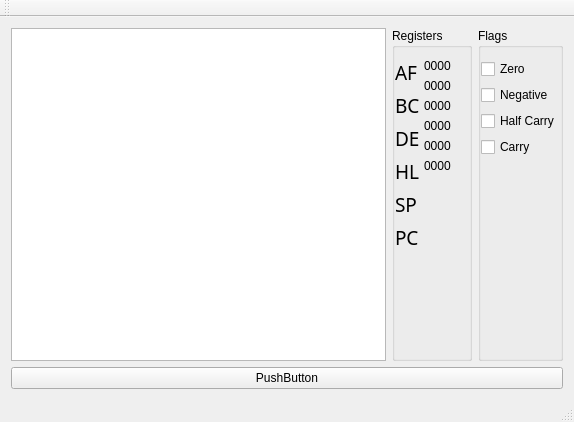
First picture: the form in Gambel/mainwindow.ui, repository Oskenso/gambel, before the edit.
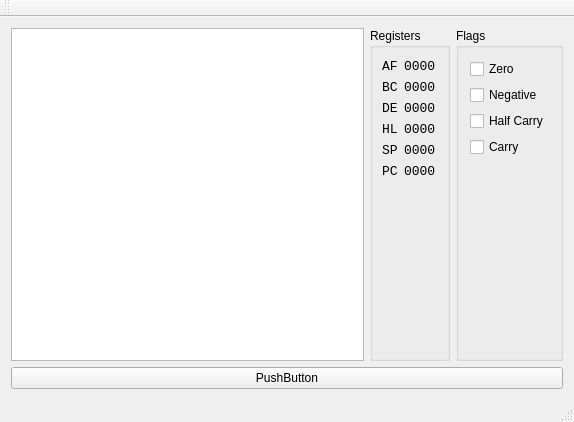
Second picture: the form after the edit.

Patch:
```diff
--- a/Gambel/mainwindow.ui
+++ b/Gambel/mainwindow.ui
@@ -39,16 +39,7 @@
              <string>Registers</string>
             </property>
             <layout class="QVBoxLayout" name="verticalLayout_7">
-             <property name="spacing">
-              <number>6</number>
-             </property>
              <property name="leftMargin">
-              <number>0</number>
-             </property>
-             <property name="rightMargin">
-              <number>18</number>
-             </property>
-             <property name="bottomMargin">
               <number>9</number>
              </property>
              <item>
@@ -65,8 +56,8 @@
                   <widget class="QLabel" name="labelRegAF">
                    <property name="font">
                     <font>
-                     <family>Ubuntu Mono</family>
-                     <pointsize>14</pointsize>
+                     <family>Monospace</family>
+                     <pointsize>10</pointsize>
                     </font>
                    </property>
                    <property name="text">
@@ -78,8 +69,8 @@
                   <widget class="QLabel" name="labelRegBC">
                    <property name="font">
                     <font>
-                     <family>Ubuntu Mono</family>
-                     <pointsize>14</pointsize>
+                     <family>Monospace</family>
+                     <pointsize>10</pointsize>
                     </font>
                    </property>
                    <property name="text">
@@ -91,8 +82,8 @@
                   <widget class="QLabel" name="labelRegDE">
                    <property name="font">
                     <font>
-                     <family>Ubuntu Mono</family>
-                     <pointsize>14</pointsize>
+                     <family>Monospace</family>
+                     <pointsize>10</pointsize>
                     </font>
                    </property>
                    <property name="text">
@@ -104,8 +95,8 @@
                   <widget class="QLabel" name="labelRegHL">
                    <property name="font">
                     <font>
-                     <family>Ubuntu Mono</family>
-                     <pointsize>14</pointsize>
+                     <family>Monospace</family>
+                     <pointsize>10</pointsize>
                     </font>
                    </property>
                    <property name="text">
@@ -117,8 +108,8 @@
                   <widget class="QLabel" name="labelRegSP">
                    <property name="font">
                     <font>
-                     <family>Ubuntu Mono</family>
-                     <pointsize>14</pointsize>
+                     <family>Monospace</family>
+                     <pointsize>10</pointsize>
                     </font>
                    </property>
                    <property name="text">
@@ -130,8 +121,8 @@
                   <widget class="QLabel" name="labelRegPC">
                    <property name="font">
                     <font>
-                     <family>Ubuntu Mono</family>
-                     <pointsize>14</pointsize>
+                     <family>Monospace</family>
+                     <pointsize>10</pointsize>
                     </font>
                    </property>
                    <property name="text">
@@ -159,7 +150,10 @@
                  <item>
                   <widget class="QLabel" name="labelRegValAF">
                    <property name="font">
-                    <font/>
+                    <font>
+                     <family>Monospace</family>
+                     <pointsize>10</pointsize>
+                    </font>
                    </property>
                    <property name="styleSheet">
                     <string notr="true">text-transform: uppercase;</string>
@@ -172,7 +166,10 @@
                  <item>
                   <widget class="QLabel" name="labelRegValBC">
                    <property name="font">
-                    <font/>
+                    <font>
+                     <family>Monospace</family>
+                     <pointsize>10</pointsize>
+                    </font>
                    </property>
                    <property name="styleSheet">
                     <string notr="true">text-transform: uppercase;</string>
@@ -185,7 +182,10 @@
                  <item>
                   <widget class="QLabel" name="labelRegValDE">
                    <property name="font">
-                    <font/>
+                    <font>
+                     <family>Monospace</family>
+                     <pointsize>10</pointsize>
+                    </font>
                    </property>
                    <property name="styleSheet">
                     <string notr="true">text-transform: uppercase;</string>
@@ -198,7 +198,10 @@
                  <item>
                   <widget class="QLabel" name="labelRegValHL">
                    <property name="font">
-                    <font/>
+                    <font>
+                     <family>Monospace</family>
+                     <pointsize>10</pointsize>
+                    </font>
                    </property>
                    <property name="styleSheet">
                     <string notr="true">text-transform: uppercase;</string>
@@ -211,7 +214,10 @@
                  <item>
                   <widget class="QLabel" name="labelRegValSP">
                    <property name="font">
-                    <font/>
+                    <font>
+                     <family>Monospace</family>
+                     <pointsize>10</pointsize>
+                    </font>
                    </property>
                    <property name="styleSheet">
                     <string notr="true">text-transform:uppercase;</string>
@@ -224,7 +230,10 @@
                  <item>
                   <widget class="QLabel" name="labelRegValPC">
                    <property name="font">
-                    <font/>
+                    <font>
+                     <family>Monospace</family>
+                     <pointsize>10</pointsize>
+                    </font>
                    </property>
                    <property name="styleSheet">
                     <string notr="true">text-transform:uppercase;</string>
@@ -273,12 +282,6 @@
              <string>Flags</string>
             </property>
             <layout class="QVBoxLayout" name="verticalLayout_2">
-             <property name="leftMargin">
-              <number>0</number>
-             </property>
-             <property name="rightMargin">
-              <number>0</number>
-             </property>
              <item>
               <widget class="QCheckBox" name="flagBoxZ">
                <property name="text">
```
